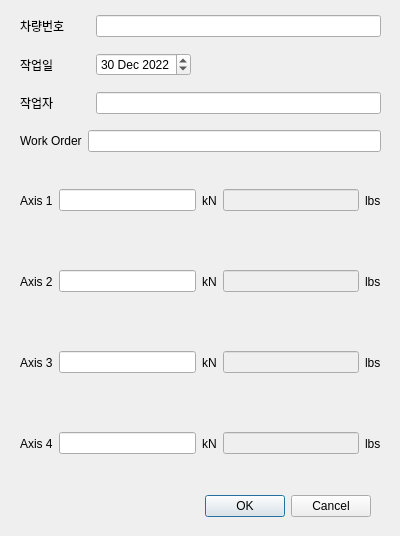
Above: src/asammdf/arloo/ui/report_dialog.ui from hayarobi/asammdf before the change. Below: the same form after it.
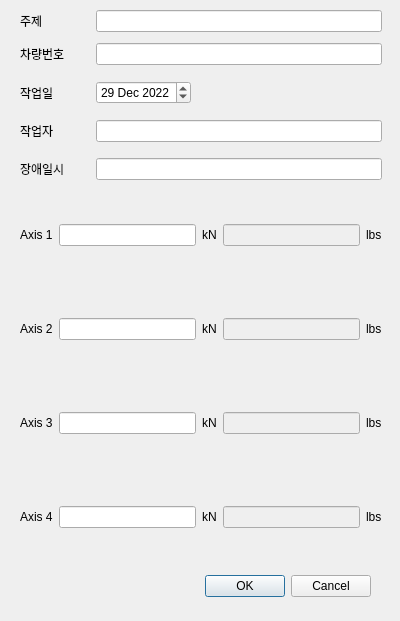
That is the form after the change.

Patch:
```diff
--- a/src/asammdf/arloo/ui/report_dialog.ui
+++ b/src/asammdf/arloo/ui/report_dialog.ui
@@ -7,7 +7,7 @@
     <x>0</x>
     <y>0</y>
     <width>400</width>
-    <height>536</height>
+    <height>621</height>
    </rect>
   </property>
   <property name="windowTitle">
@@ -17,7 +17,7 @@
    <property name="geometry">
     <rect>
      <x>30</x>
-     <y>490</y>
+     <y>570</y>
      <width>341</width>
      <height>32</height>
     </rect>
@@ -34,11 +34,31 @@
     <rect>
      <x>20</x>
      <y>10</y>
-     <width>361</width>
-     <height>471</height>
+     <width>362</width>
+     <height>551</height>
     </rect>
    </property>
    <layout class="QVBoxLayout" name="verticalLayout">
+    <item>
+     <layout class="QHBoxLayout" name="horizontalLayout_3">
+      <item>
+       <widget class="QLabel" name="label_12">
+        <property name="minimumSize">
+         <size>
+          <width>70</width>
+          <height>0</height>
+         </size>
+        </property>
+        <property name="text">
+         <string>주제</string>
+        </property>
+       </widget>
+      </item>
+      <item>
+       <widget class="QLineEdit" name="subjectEdit"/>
+      </item>
+     </layout>
+    </item>
     <item>
      <layout class="QHBoxLayout" name="horizontalLayout">
       <property name="topMargin">
@@ -90,12 +110,12 @@
        <widget class="QDateEdit" name="dateEdit">
         <property name="dateTime">
          <datetime>
-          <hour>3</hour>
+          <hour>18</hour>
           <minute>0</minute>
           <second>0</second>
           <year>2022</year>
           <month>12</month>
-          <day>30</day>
+          <day>29</day>
          </datetime>
         </property>
        </widget>
@@ -154,8 +174,14 @@
       </property>
       <item>
        <widget class="QLabel" name="workOrderLabel">
+        <property name="minimumSize">
+         <size>
+          <width>70</width>
+          <height>0</height>
+         </size>
+        </property>
         <property name="text">
-         <string>Work Order</string>
+         <string>장애일시 </string>
         </property>
        </widget>
       </item>
```
Left out of the diff: 2 changed lines with no effect on the pictures.
